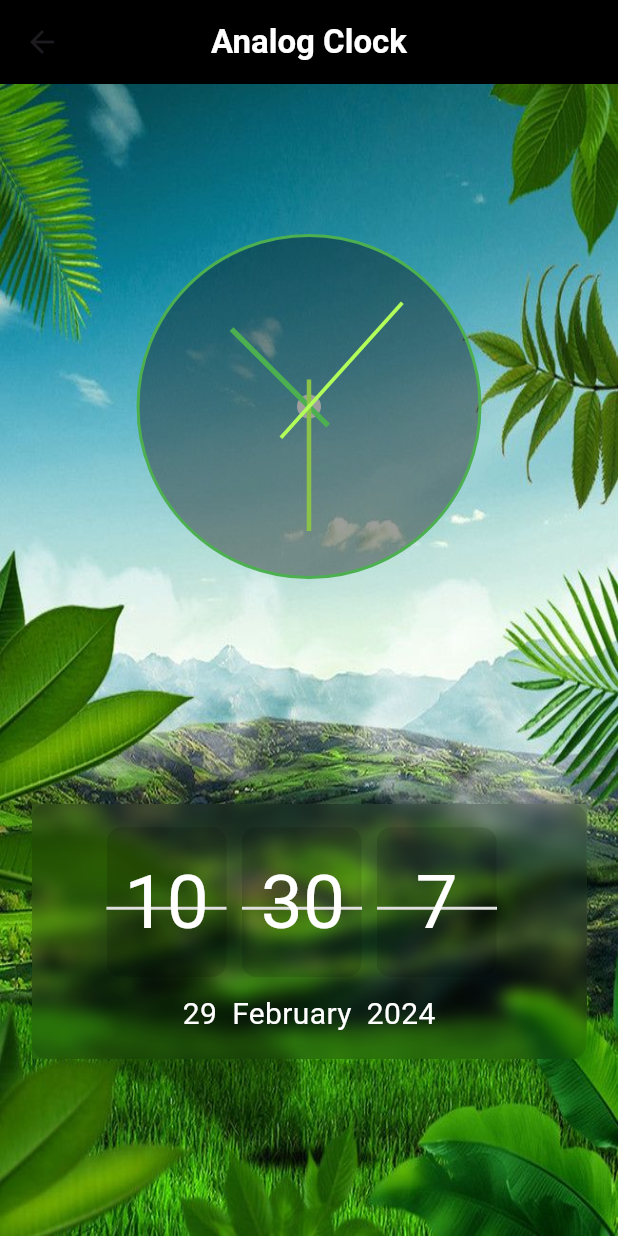
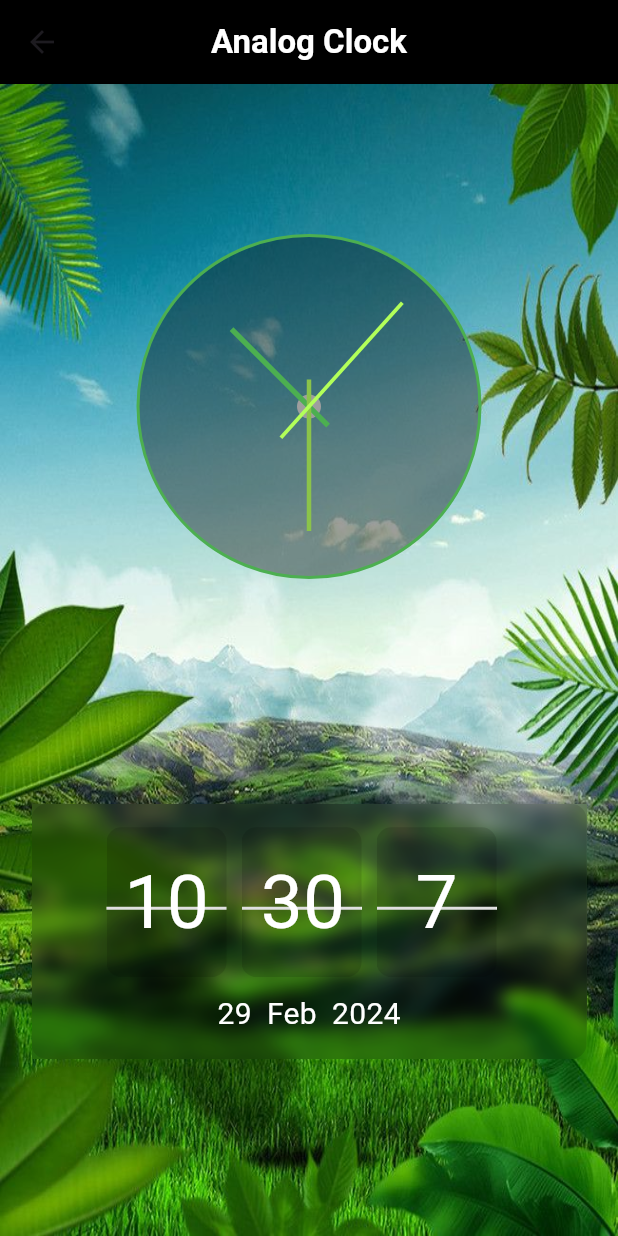
Before and after one commit to MauryaAayush/clock_app, a Flutter app: the screen it shows after launch, on a phone screen of 412 x 824 dp. Run offline on Flutter 3.47's test engine with Material 3 defaults, Android fonts, the phone set to English and light mode, and no system bars.

Commit message:
Radhey radhey

```diff
--- a/lib/view/second.dart
+++ b/lib/view/second.dart
@@ -271,7 +271,7 @@ class _AnalogState extends State<Analog> {
                               ),
                               const SizedBox(width: 10),
                               Text(
-                                DateFormat('MMMM').format(dateTime),
+                                DateFormat('MMM').format(dateTime),
                                 style: const TextStyle(
                                   color: Colors.white,
                                   fontSize: 20,
```
